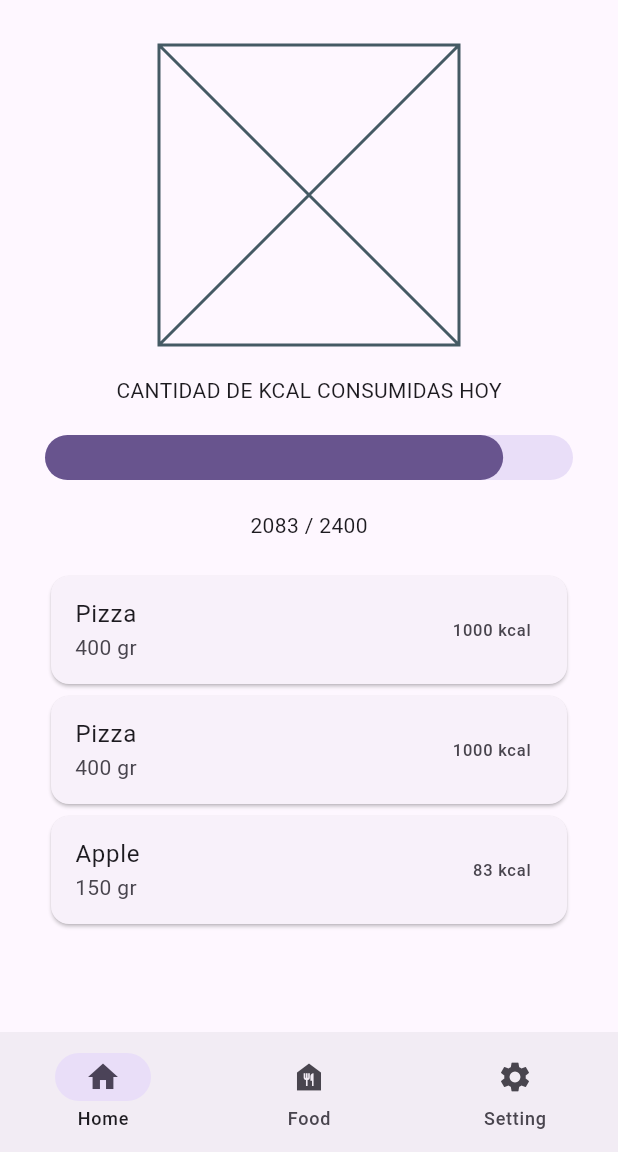
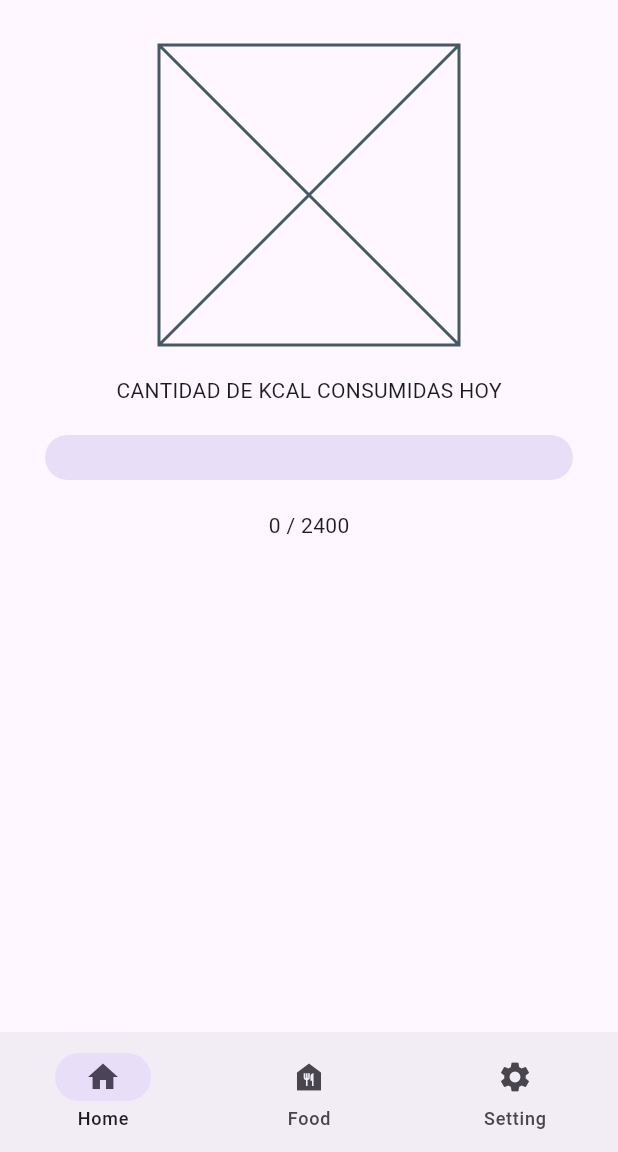
Before and after one commit to RaulValIturbide/Ikigari-CaloriasQueVanContigo, a Flutter app: the screen it shows after launch, on a phone screen of 412 x 824 dp, the part 84-1236 px from its top. Run offline on Flutter 3.47's test engine with Material 3 defaults, Android fonts, the phone set to English and light mode, and no system bars; our stand-ins replace sqflite; missing offline and left inert: openfoodfacts; accounts and stored records are empty.

Commit message:
Añadida la lectura de alimentos consumidos desde el sqflite

```diff
--- a/lib/controller/home_controller.dart
+++ b/lib/controller/home_controller.dart
@@ -1,42 +1,22 @@
+import 'package:ikigari/model/Repository/food_consumed_repository.dart';
 import 'package:ikigari/model/food_consumed_data.dart';
 
 class HomeController {
-  final List<FoodConsumedData> _listFoodConsumed = [
-    FoodConsumedData(
-      id: 1,
-      foodId: "000-pizza",
-      foodName: 'Pizza',
-      foodCaloriesPer100g: 250,
-      grams: 400,
-      dateAndHour: DateTime.now(),
-    ),
-    FoodConsumedData(
-      id: 2,
-      foodId: "000-pizza",
-      foodName: 'Pizza',
-      foodCaloriesPer100g: 250,
-      grams: 400,
-      dateAndHour: DateTime.now(),
-    ),
-    FoodConsumedData(
-      id: 3,
-      foodId: "000-apple",
-      foodName: 'Apple',
-      foodCaloriesPer100g: 55,
-      grams: 150,
-      dateAndHour: DateTime.now(),
-    ),
-  ];
+  final FoodConsumedRepository _repository = FoodConsumedRepository();
+  List<FoodConsumedData> _foodConsumed = [];
+  List<FoodConsumedData> get listFoodConsumed => _foodConsumed;
 
-  Future<double> dailyCalories() async {
+  Future<void> loadFoodConsumed() async {
+    _foodConsumed = await _repository.selectFoodConsumed();
+  }
+
+  double dailyCalories() {
     double dailyTotal = 0;
-    await Future.delayed(Duration(seconds: 2));
-
-    for (FoodConsumedData item in _listFoodConsumed) {
+    //await Future.delayed(Duration(seconds: 2));
+    for (FoodConsumedData item in _foodConsumed) {
       dailyTotal += item.totalCalories;
     }
     return dailyTotal;
   }
 
-  List<FoodConsumedData> get listFoodConsumed => _listFoodConsumed;
 }
--- a/lib/model/Repository/food_consumed_repository.dart
+++ b/lib/model/Repository/food_consumed_repository.dart
@@ -11,6 +11,12 @@ class FoodConsumedRepository {
     return db.insert(_nameTable,foodConsumed.toMap());
   }
 
+  Future<List<FoodConsumedData>> selectFoodConsumed() async{
+    final Database db = await _localDb.getDatabase();
+    final List<Map<String,dynamic>> maps = await db.query(_nameTable);
+    return maps.map((mapa) => FoodConsumedData.fromMap(mapa)).toList();
+  }
+
 
 
 }
--- a/lib/model/Repository/ikigari_local_database.dart
+++ b/lib/model/Repository/ikigari_local_database.dart
@@ -31,4 +31,5 @@ class IkigariLocalDatabase {
         );
       ''');
   }
+
 }
--- a/lib/model/food_data.dart
+++ b/lib/model/food_data.dart
@@ -5,7 +5,7 @@ class FoodData {
     required this.caloriesPer100g,
   });
 
-  final int id;
+  final String id;
   final String name;
   final double caloriesPer100g;
 }
--- a/lib/view/home_page.dart
+++ b/lib/view/home_page.dart
@@ -11,27 +11,27 @@ class HomePage extends StatefulWidget {
 }
 
 class _HomePageState extends State<HomePage> {
-  late final Future<double> _dailyCalories;
   final HomeController _homeController = HomeController();
+  late Future<void> _loadFoodConsumed;
   int objectiveCalories = 2400; //TEMPORAL
 
   @override
   void initState() {
     super.initState();
-    _dailyCalories = _homeController.dailyCalories();
+    _loadFoodConsumed = _homeController.loadFoodConsumed();
   }
 
   @override
   Widget build(BuildContext context) {
-    return FutureBuilder<double>(
-        future: _dailyCalories,
+    return FutureBuilder<void>(
+        future: _loadFoodConsumed,
         builder: (context, snapshot) {
         if(snapshot.connectionState == ConnectionState.waiting){
           return const Center(child: CircularProgressIndicator());
         }else if(snapshot.hasError){
           return Text("Error Fatal: ${snapshot.error}");
         }else{
-          double daily = snapshot.data ?? 0;
+          double daily = _homeController.dailyCalories();
           return visual(objectiveCalories,daily,_homeController);
         }
     });
--- a/lib/view/widgets/food_show_card.dart
+++ b/lib/view/widgets/food_show_card.dart
@@ -10,7 +10,7 @@ class FoodShowCard extends StatelessWidget {
     required this.caloriesPer100grams,
   });
 
-  final int id;
+  final String id;
   final String name;
   final double caloriesPer100grams;
 
```
Also changed, not shown: lib/controller/search_controller.dart (+4 -8 lines), lib/model/Services/open_food_facts_service.dart (+11 -0 lines).
